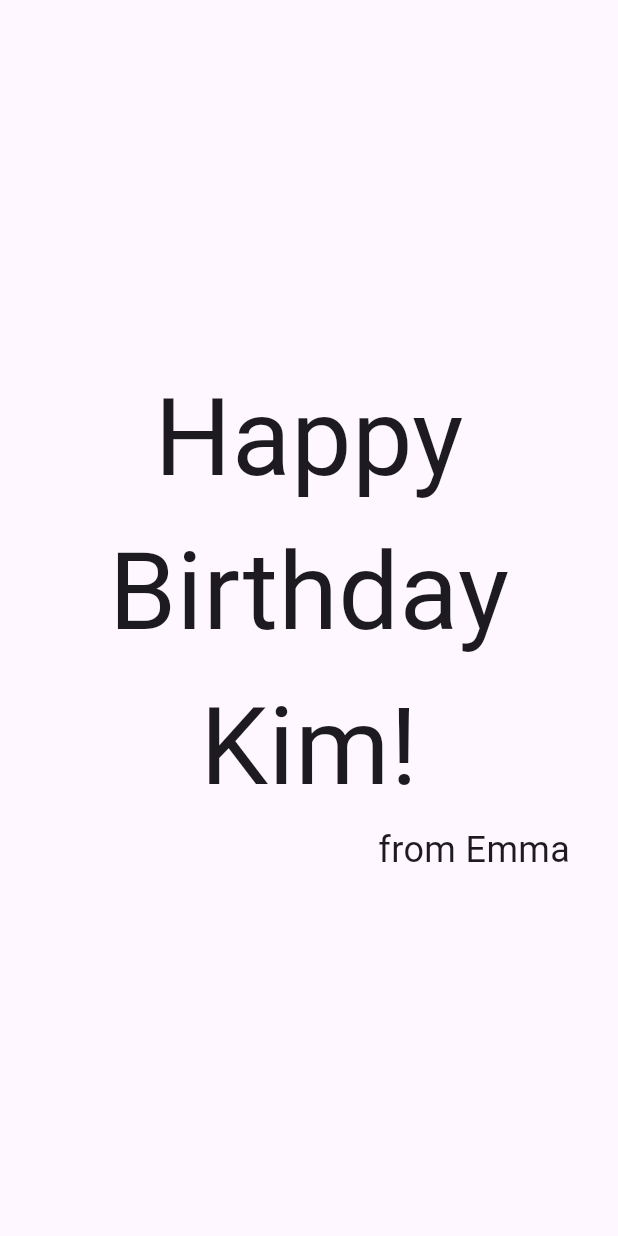
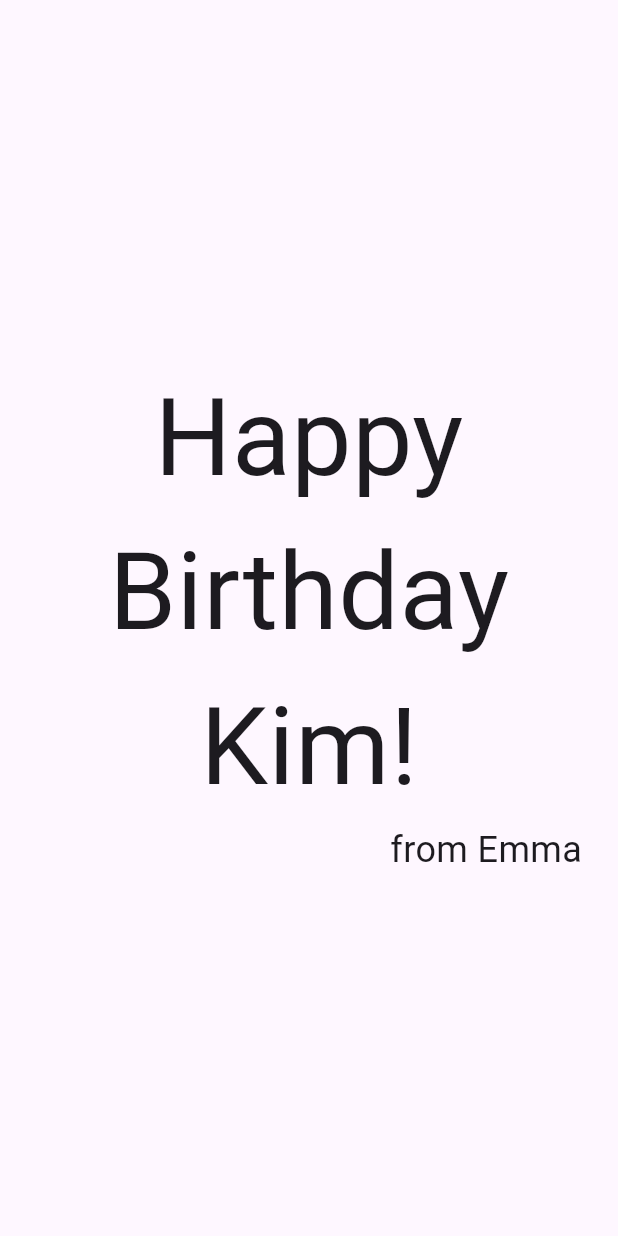
Before and after one commit to KimDonghyeok/flutter_birthday_card, a Flutter app: the screen it shows after launch, on a phone screen of 412 x 824 dp. Run offline on Flutter 3.47's test engine with Material 3 defaults, Android fonts, the phone set to English and light mode, and no system bars.

Commit message:
modify: 생일축하 카드 위젯 수정

```diff
--- a/lib/birthday_card.dart
+++ b/lib/birthday_card.dart
@@ -8,30 +8,33 @@ class BirthdayCard extends StatelessWidget {
 
   @override
   Widget build(BuildContext context) {
-    return Padding(
-      padding: const EdgeInsets.all(32.0),
+    // 기본동작이 parent 를 fit 하게 expend 함
+    return Container(
+      padding: const EdgeInsets.all(24.0),
+      // Column 은 기본적으로 부모의 height 에 fit 하게 expend 한다.
       child: Column(
         mainAxisAlignment: MainAxisAlignment.center,
         crossAxisAlignment: CrossAxisAlignment.center,
         children: [
-          Text(
+          const Text(
             'Happy',
             style: TextStyle(fontSize: 72),
           ),
-          Text(
+          const Text(
             'Birthday',
             style: TextStyle(fontSize: 72),
           ),
           Text(
             '$to!',
-            style: TextStyle(fontSize: 72),
+            style: const TextStyle(fontSize: 72),
           ),
+          // Row 은 기본적으로 부모의 wdith 에 fit 하게 expend 한다.
           Row(
             mainAxisAlignment: MainAxisAlignment.end,
             children: [
               Text(
                 'from $from',
-                style: TextStyle(fontSize: 24),
+                style: const TextStyle(fontSize: 24),
               ),
             ],
           )
```
